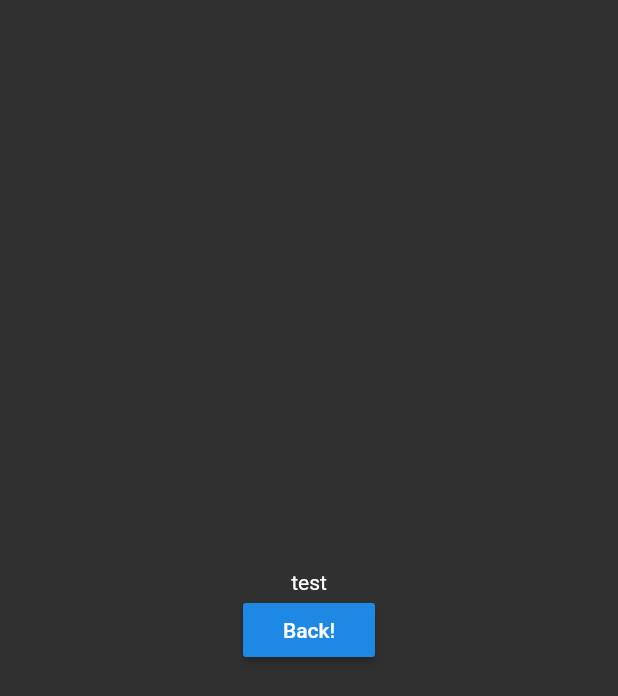
After one commit to Isandaddy/flutter_bloc_study, a Flutter app: the MovieDetail screen opened directly, on a phone screen of 412 x 824 dp. The commit adds this screen. Shown: the top 696 px of the screen. Run offline on Flutter 3.47's test engine with Material 2 defaults, Android fonts, the phone set to English and light mode, and no system bars; our stand-ins replace rxdart; network calls fail.

Commit message:
create detailModel and use Navigator

```diff
--- /dev/null
+++ b/flutter_bloc/lib/src/ui/movie_detail.dart
@@ -0,0 +1,29 @@
+
+import 'package:flutter/material.dart';
+
+class MovieDetail extends StatefulWidget {
+  @override
+  _MovieDetailState createState() => _MovieDetailState();
+}
+
+class _MovieDetailState extends State<MovieDetail> {
+  @override
+  Widget build(BuildContext context) {
+    return Scaffold(
+      body: Center(
+        child: Column(
+          crossAxisAlignment: CrossAxisAlignment.center,
+          mainAxisAlignment: MainAxisAlignment.center,
+          children: <Widget>[
+          Text('test'),
+          RaisedButton(
+            onPressed: () {
+             Navigator.pop(context, 'Yep!');
+              },
+              child: Text('Back!'),
+          )
+        ],)
+      ),
+    );
+  }
+}
```
Also changed, not shown: flutter_bloc/lib/src/models/trailer_model.dart (added, +53 -0 lines), flutter_bloc/lib/src/ui/movie_list.dart (+13 -2 lines).
